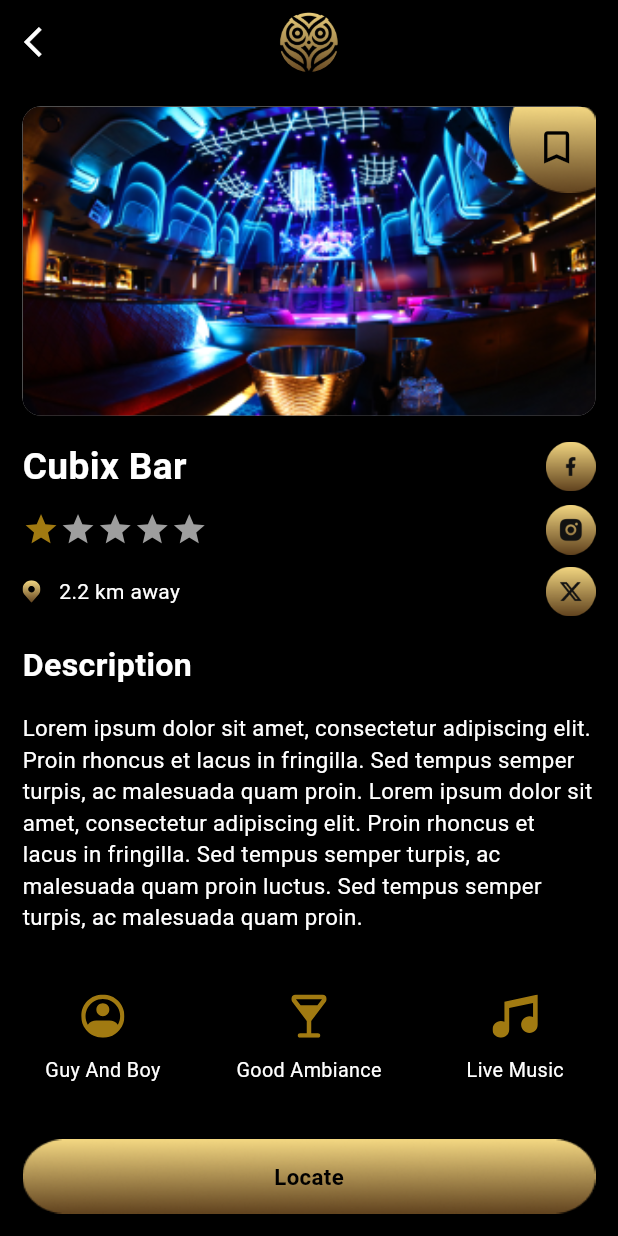
After one commit to FahadAli2001/BridsView, a Flutter app: the DetailScreen screen opened directly, on a phone screen of 412 x 824 dp. The commit adds this screen. Run offline on Flutter 3.47's test engine with Material 3 defaults, Android fonts, the phone set to English and light mode, and no system bars; drawn by our look-alikes of auto_size_text, flutter_rating_bar; our stand-ins replace dropdown_button2, flutter_otp_text_field, flutter_svg, modal_bottom_sheet, page_transition; missing offline and left inert: bottom_picker.

Commit message:
Fahad Ali Siddiqui

```diff
--- a/lib/utils/icons.dart
+++ b/lib/utils/icons.dart
@@ -5,3 +5,10 @@ String homeIcon = "assets/home_icon.svg";
 String profileIcon = "assets/person_icon.svg";
 String bookmarksIcon = "assets/bookmarks_icon.svg";
 String visitedLocationIcon = "assets/visited_loca_icon.svg";
+String facebookLink = "assets/facebook.png";
+String instaLink = "assets/insta.png";
+String twitterLink = "assets/twitter.png";
+String personsIcon = "assets/persons.svg";
+String glassIcon = "assets/glass.svg";
+String musicIcon = "assets/music.svg";
+String locationIcon = "assets/location_icon.svg";
--- a/lib/utils/images.dart
+++ b/lib/utils/images.dart
@@ -5,3 +5,5 @@ String button = "assets/button.png";
 String onboardOne = "assets/onboard_one.png";
 String onboardTwo = "assets/onboard_two.png";
 String onboardThree = "assets/onboard_three.png";
+String goldenHalf = "assets/golden_half.png";
+String goldenCircle = "assets/golden_circle.png";
--- /dev/null
+++ b/lib/views/detail_screen/detail_screen.dart
@@ -0,0 +1,287 @@
+import 'package:auto_size_text/auto_size_text.dart';
+import 'package:birds_view/utils/colors.dart';
+import 'package:birds_view/utils/icons.dart';
+import 'package:birds_view/utils/images.dart';
+import 'package:birds_view/widgets/custom_button/custom_button.dart';
+import 'package:flutter/material.dart';
+import 'package:flutter_rating_bar/flutter_rating_bar.dart';
+import 'package:flutter_svg/flutter_svg.dart';
+import 'package:flutter_svg/svg.dart';
+
+import '../home_screen/home_screem.dart';
+
+class DetailScreen extends StatefulWidget {
+  const DetailScreen({super.key});
+
+  @override
+  State<DetailScreen> createState() => _DetailScreenState();
+}
+
+class _DetailScreenState extends State<DetailScreen> {
+  @override
+  Widget build(BuildContext context) {
+    Size size = MediaQuery.sizeOf(context);
+    return Scaffold(
+      bottomNavigationBar: Padding(
+        padding: const EdgeInsets.all(15),
+        child: CustomButton(text: 'Locate', ontap: () async {}),
+      ),
+      appBar: AppBar(
+          backgroundColor: Colors.black,
+          leading: GestureDetector(
+              onTap: () {
+                Navigator.pushAndRemoveUntil(
+                    context,
+                    MaterialPageRoute(builder: (context) => const HomeScreen()),
+                    (route) => false);
+              },
+              child: const Icon(
+                Icons.arrow_back_ios,
+                color: Colors.white,
+              )),
+          centerTitle: true,
+          title: CircleAvatar(
+            backgroundColor: Colors.black,
+            backgroundImage: AssetImage(appLogo),
+          )),
+      body: SingleChildScrollView(
+        child: Padding(
+          padding: const EdgeInsets.all(15),
+          child: Column(
+            children: [
+              Container(
+                  width: size.width,
+                  height: size.height * 0.25,
+                  decoration: BoxDecoration(
+                    color: Colors.grey,
+                    borderRadius: BorderRadius.circular(12),
+                    image: const DecorationImage(
+                        image: AssetImage("assets/recomended_bar.png"),
+                        fit: BoxFit.cover),
+                  ),
+                  child: Stack(
+                    children: [
+                      Positioned(
+                        top: 0,
+                        right: 0,
+                        child: Container(
+                          height: size.height * 0.07,
+                          width: size.height * 0.07,
+                          decoration: BoxDecoration(
+                            image: DecorationImage(
+                                image: AssetImage(
+                                  goldenHalf,
+                                ),
+                                fit: BoxFit.fill),
+                          ),
+                          child: Stack(
+                            children: [
+                              Positioned(
+                                  top: size.height * 0.015,
+                                  right: size.width * 0.028,
+                                  child: Icon(
+                                    Icons.bookmark_border,
+                                    color: Colors.black,
+                                    size: size.height*0.035,
+                                  ))
+                            ],
+                          ),
+                        ),
+                      ),
+                    ],
+                  )),
+              //
+              SizedBox(
+                height: size.height * 0.02,
+              ),
+              //
+
+              Row(
+                mainAxisAlignment: MainAxisAlignment.spaceBetween,
+                children: [
+                  Text(
+                    "Cubix Bar",
+                    style: TextStyle(
+                        fontWeight: FontWeight.bold,
+                        fontSize: size.height * 0.03,
+                        color: Colors.white),
+                  ),
+                  GestureDetector(
+                      onTap: () {},
+                      child: Image.asset(
+                        facebookLink,
+                        width: size.height * 0.04,
+                      ))
+                ],
+              ),
+              //
+              SizedBox(
+                height: size.height * 0.01,
+              ),
+              //
+              Row(
+                mainAxisAlignment: MainAxisAlignment.spaceBetween,
+                children: [
+                  RatingBarIndicator(
+                    unratedColor: Colors.grey,
+                    rating: 1.0,
+                    itemBuilder: (context, index) => Icon(
+                      Icons.star,
+                      color: primaryColor,
+                    ),
+                    itemCount: 5,
+                    itemSize: size.width * 0.06,
+                    direction: Axis.horizontal,
+                  ),
+                  GestureDetector(
+                      onTap: () {},
+                      child: Image.asset(instaLink, width: size.height * 0.04))
+                ],
+              ),
+              //
+              SizedBox(
+                height: size.height * 0.01,
+              ),
+              //
+              Row(
+                mainAxisAlignment: MainAxisAlignment.spaceBetween,
+                children: [
+                  Row(
+                    children: [
+                      SvgPicture.asset(locationIcon),
+                      SizedBox(
+                        width: size.width * 0.03,
+                      ),
+                      const Text(
+                        '2.2 km away',
+                        style: TextStyle(color: Colors.white),
+                      )
+                    ],
+                  ),
+                  GestureDetector(
+                      onTap: () {},
+                      child:
+                          Image.asset(twitterLink, width: size.height * 0.04))
+                ],
+              ),
+              //
+              SizedBox(
+                height: size.height * 0.02,
+              ),
+              //
+              Align(
+                  alignment: Alignment.topLeft,
+                  child: Text(
+                    'Description',
+                    style: TextStyle(
+                        fontSize: size.height * 0.026,
+                        color: Colors.white,
+                        fontWeight: FontWeight.bold),
+                  )),
+              //
+              SizedBox(
+                height: size.height * 0.02,
+              ),
+              SizedBox(
+                width: size.width,
+                child: Text(
+                  'Lorem ipsum dolor sit amet, consectetur adipiscing elit. Proin rhoncus et lacus in fringilla. Sed tempus semper turpis, ac malesuada quam proin. Lorem ipsum dolor sit amet, consectetur adipiscing elit. Proin rhoncus et lacus in fringilla. Sed tempus semper turpis, ac malesuada quam proin luctus. Sed tempus semper turpis, ac malesuada quam proin.',
+                  style: TextStyle(
+                      fontSize: size.height * 0.018, color: Colors.white),
+                ),
+              ),
+              //
+              SizedBox(
+                height: size.height * 0.05,
+              ),
+              //
+              Row(
+                mainAxisAlignment: MainAxisAlignment.spaceBetween,
+                children: [
+                  Column(
+                    mainAxisAlignment: MainAxisAlignment.center,
+                    children: [
+                      SvgPicture.asset(
+                        'assets/persons.svg',
+                        // width: size.width * 0.26,
+                        height: size.width * 0.07,
+                      ),
+                      SizedBox(
+                        height: size.height * 0.015,
+                      ),
+                      SizedBox(
+                        width: size.width * 0.26,
+                        child: Center(
+                          child: AutoSizeText(
+                            'Guy And Boy',
+                            maxLines: 1,
+                            style: TextStyle(
+                              fontSize: size.height * 0.016,
+                              color: Colors.white,
+                            ),
+                          ),
+                        ),
+                      )
+                    ],
+                  ),
+                  Column(
+                    mainAxisAlignment: MainAxisAlignment.center,
+                    children: [
+                      SvgPicture.asset(
+                        "assets/glass.svg",
+                        // width: size.width * 0.26,
+                        height: size.width * 0.07,
+                      ),
+                      SizedBox(
+                        height: size.height * 0.015,
+                      ),
+                      SizedBox(
+                        width: size.width * 0.26,
+                        child: Center(
+                          child: Text(
+                            maxLines: 1,
+                            'Good Ambiance',
+                            style: TextStyle(
+                              fontSize: size.height * 0.016,
+                              color: Colors.white,
+                            ),
+                          ),
+                        ),
+                      )
+                    ],
+                  ),
+                  Column(
+                    mainAxisAlignment: MainAxisAlignment.center,
+                    children: [
+                      SvgPicture.asset(
+                        musicIcon,
+                        // width: size.width * 0.26,
+                        height: size.width * 0.07,
+                      ),
+                      SizedBox(
+                        height: size.height * 0.015,
+                      ),
+                      SizedBox(
+                        width: size.width * 0.26,
+                        child: Center(
+                          child: Text(
+                            maxLines: 1,
+                            'Live Music',
+                            style: TextStyle(
+                              fontSize: size.height * 0.016,
+                              color: Colors.white,
+                            ),
+                          ),
+                        ),
+                      )
+                    ],
+                  ),
+                ],
+              )
+            ],
+          ),
+        ),
+      ),
+    );
+  }
+}
--- a/pubspec.yaml
+++ b/pubspec.yaml
@@ -51,6 +51,8 @@ dependencies:
   flutter_rating_bar: ^4.0.1
   # svg icon
   flutter_svg: ^2.0.10+1
+  #
+  auto_size_text: ^3.0.0
 
 dev_dependencies:
   flutter_test:
```
Also changed, not shown: lib/views/bookmark_screen/bookmark_screen.dart (added, +15 -0 lines), lib/views/edit_profile_screen/edit_profile_screen.dart (added, +171 -0 lines), lib/views/home_screen/home_screem.dart (+7 -1 lines), lib/views/profile_screen/profile_screen.dart (added, +146 -0 lines), lib/widgets/custom_drawer/custom_drawer.dart (+14 -4 lines), assets/facebook.png (added), assets/glass.svg (added), assets/golden_circle.png (added), assets/golden_half.png (added), assets/insta.png (added), assets/location_icon.svg (added), assets/music.svg (added), assets/persons.svg (added), assets/twitter.png (added), 1 more files.
